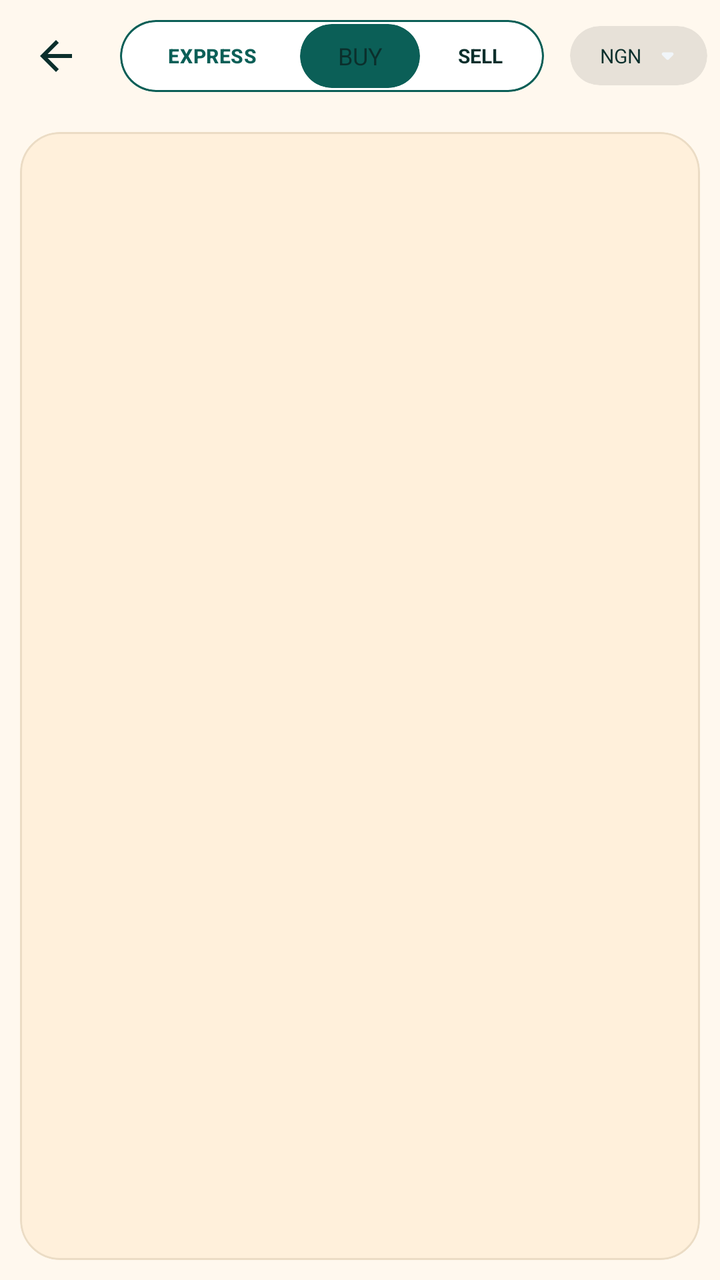
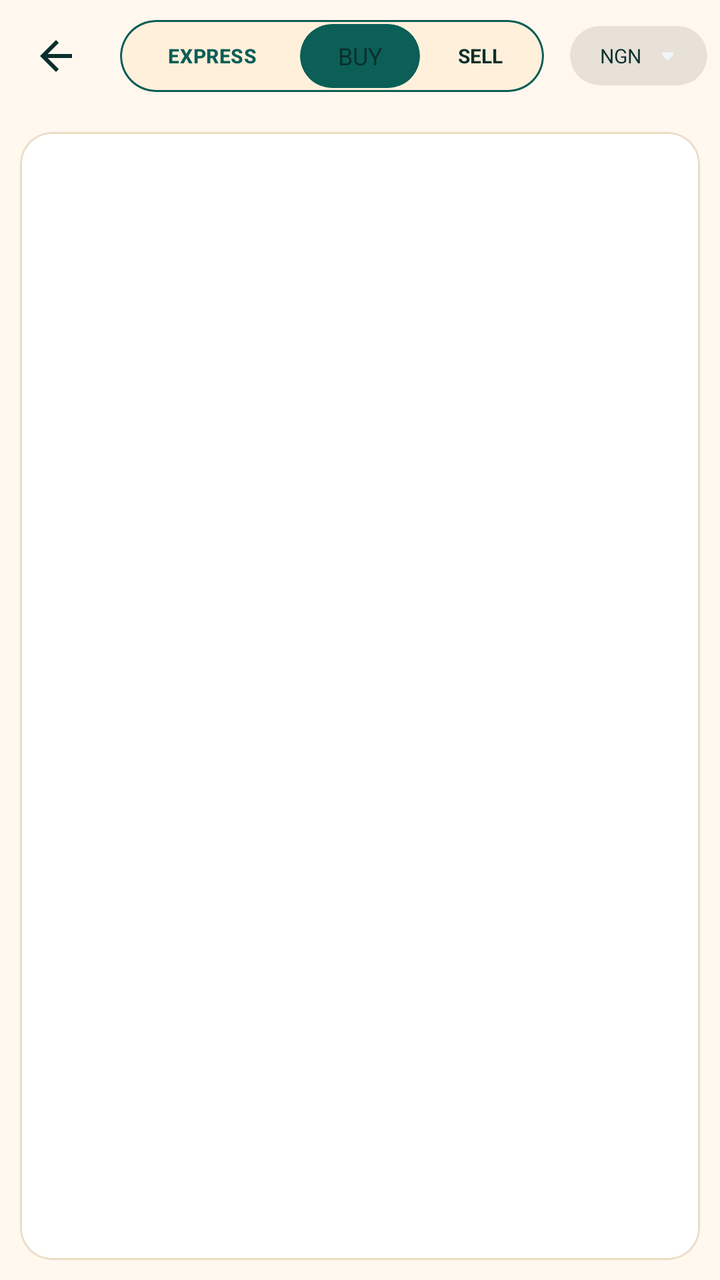

Compare the two renders of this Android layout. The source of the first and the diff that turns it into the second are given below.
<!-- AndroidManifest.xml: application theme AppTheme -->
<!-- res/layout/p2p_marketplace.xml -->
<androidx.coordinatorlayout.widget.CoordinatorLayout
	xmlns:android="http://schemas.android.com/apk/res/android"
	xmlns:app="http://schemas.android.com/apk/res-auto"
	xmlns:tools="http://schemas.android.com/tools"
	android:layout_width="match_parent"
	android:layout_height="match_parent"
	android:background="@color/colorP2pBg"
	android:id="@+id/_main">
	<LinearLayout
		android:id="@+id/linear52"
		android:layout_width="match_parent"
		android:layout_height="match_parent"
		android:orientation="vertical">
		<LinearLayout
			android:tag="bar_top"
			android:id="@+id/linear57"
			android:layout_width="match_parent"
			android:background="@color/colorBackground"
			android:gravity="center_vertical"
			android:orientation="horizontal"
			android:layout_height="?attr/actionBarSize">
			<ImageView
				android:id="@+id/imageview1"
				android:layout_width="48dp"
				android:layout_height="48dp"
				android:padding="12dp"
				android:background="?attr/selectableItemBackgroundBorderless"
				android:src="@drawable/ic_arrow_back"
				android:contentDescription="Back"
				android:scaleType="centerInside"
				app:tint="@color/colorTextPrimary"
				android:layout_marginStart="4dp" />
			<com.google.android.material.card.MaterialCardView
				android:id="@+id/cardview3"
				android:layout_width="wrap_content"
				android:layout_height="wrap_content"
				app:cardBackgroundColor="@color/colorP2pAccent"
				android:layout_marginStart="8dp"
				android:layout_marginEnd="8dp"
				app:cardCornerRadius="30dp"
				app:cardElevation="0dp">
				<com.google.android.material.card.MaterialCardView
					android:id="@+id/cardview2"
					android:layout_width="match_parent"
					android:layout_height="wrap_content"
					android:layout_margin="1dp"
					app:cardBackgroundColor="@color/colorP2pSurface"
					app:cardCornerRadius="28dp"
					app:cardElevation="0dp">
					<LinearLayout
						android:id="@+id/linear56"
						android:layout_width="wrap_content"
						android:layout_height="wrap_content"
						android:padding="1dp"
						android:orientation="horizontal">
						<com.google.android.material.button.MaterialButton
							android:id="@+id/express_button"
							android:layout_width="wrap_content"
							android:layout_height="32dp"
							android:gravity="center_horizontal|center_vertical"
							android:text="EXPRESS"
							android:textSize="10sp"
							android:textStyle="bold"
							style="@style/Widget.MaterialComponents.Button.TextButton"
							android:insetTop="0dp"
							android:insetBottom="0dp"
							app:cornerRadius="30dp" />
						<com.google.android.material.card.MaterialCardView
							android:id="@+id/cardview_btn_buy"
							android:layout_width="wrap_content"
							android:layout_height="32dp"
							app:cardBackgroundColor="@color/colorP2pAccent"
							app:cardCornerRadius="30dp"
							app:cardElevation="0dp">
							<com.google.android.material.textview.MaterialTextView
								android:id="@+id/textview1"
								android:layout_width="60dp"
								android:layout_height="match_parent"
								android:gravity="center_horizontal|center_vertical"
								android:text="BUY"
								android:textSize="12sp"
								android:textColor="@color/colorTextPrimary" />
						</com.google.android.material.card.MaterialCardView>
						<com.google.android.material.card.MaterialCardView
							android:id="@+id/cardview_btn_sell"
							android:layout_width="wrap_content"
							android:layout_height="32dp"
							app:cardBackgroundColor="@android:color/transparent"
							app:cardCornerRadius="30dp"
							app:cardElevation="0dp">
							<com.google.android.material.textview.MaterialTextView
								android:id="@+id/textview2"
								android:layout_width="60dp"
								android:layout_height="match_parent"
								android:gravity="center_horizontal|center_vertical"
								android:text="SELL"
								android:textSize="10sp"
								android:textStyle="bold"
								android:textColor="@color/colorTextPrimary" />
						</com.google.android.material.card.MaterialCardView>
					</LinearLayout>
				</com.google.android.material.card.MaterialCardView>
			</com.google.android.material.card.MaterialCardView>
			<androidx.cardview.widget.CardView
				android:id="@+id/cardview_choose_currency"
				android:layout_width="wrap_content"
				android:layout_height="wrap_content"
				android:layout_marginLeft="5dp"
				android:layout_marginRight="5dp"
				app:cardBackgroundColor="@color/whiteFaint10"
				app:cardElevation="0dp"
				app:cardCornerRadius="30dp">
				<LinearLayout
					android:id="@+id/linear58"
					android:layout_width="match_parent"
					android:layout_height="wrap_content"
					android:paddingLeft="10dp"
					android:paddingTop="5dp"
					android:paddingRight="10dp"
					android:paddingBottom="5dp"
					android:gravity="center_vertical"
					android:orientation="horizontal">
					<TextView
						android:id="@+id/textview3"
						android:layout_width="wrap_content"
						android:layout_height="wrap_content"
						android:paddingLeft="5dp"
						android:paddingTop="3dp"
						android:paddingRight="3dp"
						android:paddingBottom="3dp"
						android:text="NGN"
						android:textSize="10sp" />
					<ImageView
						android:id="@+id/imageview4"
						android:layout_width="20dp"
						android:layout_height="match_parent"
						android:src="@drawable/icon_arrow_drop_down_round"
						android:scaleType="centerInside" />
				</LinearLayout>
			</androidx.cardview.widget.CardView>
			<Space
				android:id="@+id/space1"
				android:layout_width="match_parent"
				android:layout_height="match_parent"
				android:layout_weight="1" />
			<ImageView
				android:id="@+id/imageview2"
				android:layout_width="48dp"
				android:layout_height="48dp"
				android:padding="12dp"
				android:background="?attr/selectableItemBackgroundBorderless"
				android:src="@drawable/icon_history_twotone"
				android:scaleType="centerInside" />
			<ImageView
				android:id="@+id/imageview3"
				android:layout_width="48dp"
				android:layout_height="48dp"
				android:padding="12dp"
				android:background="?attr/selectableItemBackgroundBorderless"
				android:src="@drawable/icon_business_center_twotone"
				android:scaleType="centerInside"
				android:layout_marginEnd="4dp" />
		</LinearLayout>
		<com.google.android.material.card.MaterialCardView
			android:id="@+id/cardview1"
			android:layout_width="match_parent"
			android:layout_height="match_parent"
			android:layout_margin="10dp"
			app:cardBackgroundColor="@color/colorP2pSurfaceAlt"
			app:cardCornerRadius="20dp"
			app:cardElevation="0dp"
			app:strokeColor="@color/colorP2pBorder"
			app:strokeWidth="1dp">
			<FrameLayout
				android:id="@+id/linear_fragment"
				android:layout_width="match_parent"
				android:layout_height="match_parent"
				android:orientation="vertical" />
		</com.google.android.material.card.MaterialCardView>
	</LinearLayout>
</androidx.coordinatorlayout.widget.CoordinatorLayout>
<!-- resources referenced by this layout -->
<resources>
  <color name="colorBackground">#FFF8EE</color>
  <color name="colorP2pAccent">#0B5F57</color>
  <color name="colorP2pBg">#FFF8EE</color>
  <color name="colorP2pBorder">#EBDCC5</color>
  <color name="colorP2pSurface">#FFFFFF</color>
  <color name="colorP2pSurfaceAlt">#FFF0DB</color>
  <color name="colorTextPrimary">#0B2F2C</color>
  <color name="whiteFaint10">#18000000</color>
  <!-- drawable ic_arrow_back (drawable) -->
  <vector xmlns:android="http://schemas.android.com/apk/res/android"
      android:width="24dp" android:height="24dp" android:viewportWidth="24" android:viewportHeight="24">
      <path android:fillColor="#FFFFFFFF" android:pathData="M20,11H7.83l5.59,-5.59L12,4l-8,8 8,8 1.41,-1.41L7.83,13H20v-2z" />
  </vector>
  <style name="HarvanaPopupMenu" parent="Widget.MaterialComponents.PopupMenu">
          <item name="android:popupBackground">@drawable/bg_popup_menu</item>
          <item name="android:popupElevation">10dp</item>
      </style>
  <style name="HarvanaSpinner" parent="Widget.AppCompat.Spinner">
          <item name="android:popupBackground">@color/colorSurface</item>
          <item name="android:dropDownSelector">@color/colorAccentRipple</item>
      </style>
  <!-- drawable ic_nav_back (drawable) -->
  <?xml version="1.0" encoding="utf-8"?>
  <vector xmlns:android="http://schemas.android.com/apk/res/android"
      android:width="24dp" android:height="24dp" android:viewportWidth="24" android:viewportHeight="24"
      android:autoMirrored="true"
      android:tint="?attr/colorControlNormal">
      <path android:fillColor="#FFFFFFFF" android:pathData="M20,11H7.83l5.59,-5.59L12,4l-8,8 8,8 1.41,-1.41L7.83,13H20v-2z" />
  </vector>
  <style name="HarvanaTextView" parent="android:Widget.TextView">
          <item name="android:textColor">@color/colorTextPrimary</item>
      </style>
  <color name="colorAccent">#0B5F57</color>
  <color name="colorTextOnAccent">#FFFFFF</color>
  <color name="colorAccentDark">#084A44</color>
  <color name="colorError">#C8443F</color>
  <color name="colorTextPrimaryWhite">#FFFFFF</color>
  <color name="colorControlNormal">#587570</color>
  <color name="colorAccentRipple">#1A0B5F57</color>
  <color name="colorAccentStroke">#330B5F57</color>
  <color name="colorAccentStrong">#053D3A</color>
  <color name="colorSurface">#FFFFFF</color>
  <color name="colorTextSecondary">#3F5F5A</color>
  <color name="colorTextTertiary">#587570</color>
  <!-- drawable bg_popup_menu (drawable) -->
  <?xml version="1.0" encoding="utf-8"?>
  <shape xmlns:android="http://schemas.android.com/apk/res/android" android:shape="rectangle">
      <solid android:color="@color/colorPopupSurface" />
      <stroke android:width="1dp" android:color="@color/colorCardStroke" />
      <corners android:radius="14dp" />
  </shape>
  <style name="HarvanaDialogButton" parent="Widget.MaterialComponents.Button.TextButton.Dialog">
          <item name="android:textColor">@color/colorAccent</item>
          <item name="android:minHeight">48dp</item>
      </style>
  <style name="HarvanaBottomSheetStyle" parent="Widget.MaterialComponents.BottomSheet.Modal">
          <item name="backgroundTint">?attr/colorSurface</item>
          <item name="shapeAppearanceOverlay">@style/HarvanaBottomSheetShape</item>
      </style>
  <color name="colorPopupSurface">#F6E9D2</color>
  <color name="colorCardStroke">#EBDCC5</color>
  <style name="HarvanaBottomSheetShape" parent="">
          <item name="cornerFamily">rounded</item>
          <item name="cornerSizeTopLeft">20dp</item>
          <item name="cornerSizeTopRight">20dp</item>
          <item name="cornerSizeBottomLeft">0dp</item>
          <item name="cornerSizeBottomRight">0dp</item>
      </style>
  <!-- unchanged entries left out for length: 8 -->
</resources>

<!-- the commit's change to res/layout/p2p_marketplace.xml (unified diff, before → after) -->
@@ -44,7 +44,7 @@
 					android:layout_width="match_parent"
 					android:layout_height="wrap_content"
 					android:layout_margin="1dp"
-					app:cardBackgroundColor="@color/colorP2pSurface"
+					app:cardBackgroundColor="@color/colorSurfaceAlt"
 					app:cardCornerRadius="28dp"
 					app:cardElevation="0dp">
 					<LinearLayout
@@ -166,8 +166,8 @@
 			android:layout_width="match_parent"
 			android:layout_height="match_parent"
 			android:layout_margin="10dp"
-			app:cardBackgroundColor="@color/colorP2pSurfaceAlt"
-			app:cardCornerRadius="20dp"
+			app:cardBackgroundColor="@color/colorSurface"
+			app:cardCornerRadius="16dp"
 			app:cardElevation="0dp"
 			app:strokeColor="@color/colorP2pBorder"
 			app:strokeWidth="1dp">
<!-- resource entries referenced after the edit -->
@@ -1,11 +1,9 @@
 <!-- resources referenced by this layout -->
 <resources>
   <color name="colorBackground">#FFF8EE</color>
-  <color name="colorP2pAccent">#0B5F57</color>
-  <color name="colorP2pBg">#FFF8EE</color>
-  <color name="colorP2pBorder">#EBDCC5</color>
-  <color name="colorP2pSurface">#FFFFFF</color>
-  <color name="colorP2pSurfaceAlt">#FFF0DB</color>
+  <color name="colorP2pAccent">@color/colorAccent</color>
+  <color name="colorP2pBg">@color/colorBackground</color>
+  <color name="colorP2pBorder">@color/colorCardStroke</color>
   <color name="colorTextPrimary">#0B2F2C</color>
   <color name="whiteFaint10">#18000000</color>
   <!-- drawable ic_arrow_back (drawable) -->
@@ -42,6 +40,7 @@
   <color name="colorAccentStroke">#330B5F57</color>
   <color name="colorAccentStrong">#053D3A</color>
   <color name="colorSurface">#FFFFFF</color>
+  <color name="colorSurfaceAlt">#FFF0DB</color>
   <color name="colorTextSecondary">#3F5F5A</color>
   <color name="colorTextTertiary">#587570</color>
   <!-- drawable bg_popup_menu (drawable) -->
@@ -59,7 +58,7 @@
           <item name="backgroundTint">?attr/colorSurface</item>
           <item name="shapeAppearanceOverlay">@style/HarvanaBottomSheetShape</item>
       </style>
-  <color name="colorPopupSurface">#F6E9D2</color>
+  <color name="colorPopupSurface">@color/colorSurface</color>
   <color name="colorCardStroke">#EBDCC5</color>
   <style name="HarvanaBottomSheetShape" parent="">
           <item name="cornerFamily">rounded</item>
